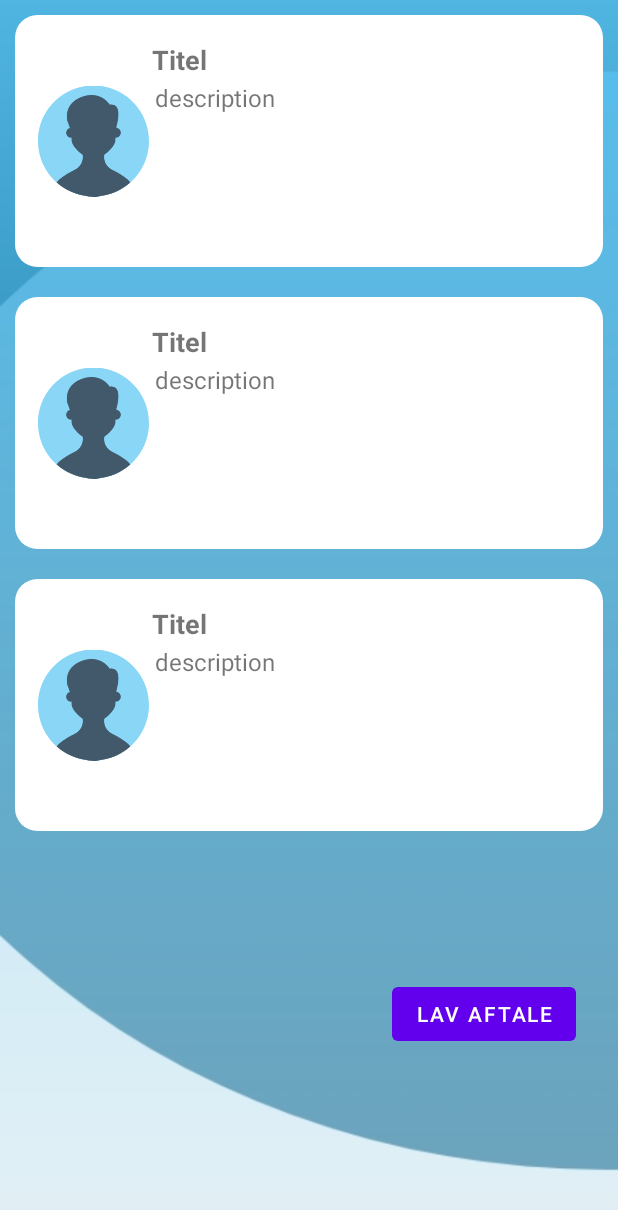
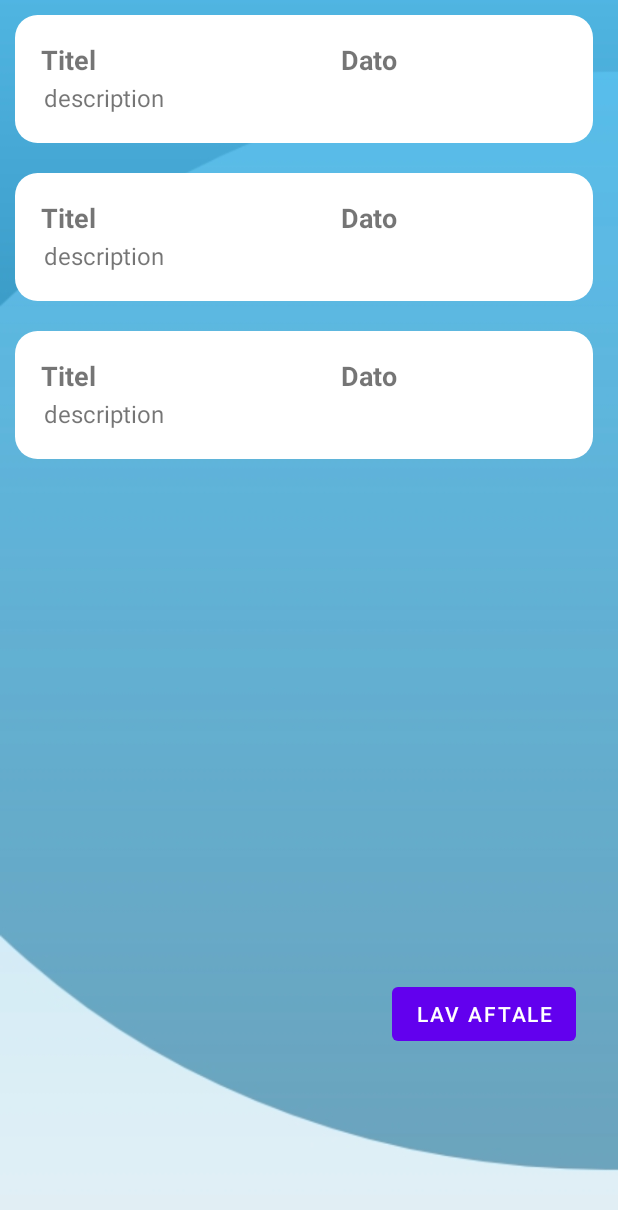
Before and after one commit to AnneLindberg/WilmaCareFireBase, an Android app: the layout fragment_calender.xml on its own in the app's theme, with its tools: preview values and no code run, on a phone screen of 412 x 824 dp. Shown: the top 1210 px of the screen. Run offline under Robolectric (Android 15) with nearby library versions, the phone set to English and light mode, and no system bars; Roboto replaces fonts that are not available here.

Commit message:
finished calender fragments etc. and now calenderpost fetches and adds to firestore

```diff
--- a/app/src/main/AndroidManifest.xml
+++ b/app/src/main/AndroidManifest.xml
@@ -19,6 +19,7 @@
         <activity android:name=".login.EditProfile" />
         <activity android:name=".login.Login" />
         <activity android:name=".ui.dashboard.AddPostFragment"/>
+        <activity android:name=".ui.calender.AddCalenderPost"/>
 
         <activity android:name=".login.Register">
             <intent-filter>
--- a/app/src/main/java/com/example/wilmacarefirebase/ui/dashboard/AddPostFragment.java
+++ b/app/src/main/java/com/example/wilmacarefirebase/ui/dashboard/AddPostFragment.java
@@ -72,7 +72,7 @@ public class AddPostFragment extends AppCompatActivity {
                 }
             });
             startActivity(new Intent(getApplicationContext(), MainActivity.class));
-
+            //TODO:: open dashboard fragment instead
         });
     }
 
--- a/app/src/main/java/com/example/wilmacarefirebase/ui/dashboard/DashboardFragment.java
+++ b/app/src/main/java/com/example/wilmacarefirebase/ui/dashboard/DashboardFragment.java
@@ -10,26 +10,22 @@ import android.widget.Button;
 import androidx.annotation.NonNull;
 import androidx.annotation.Nullable;
 import androidx.fragment.app.Fragment;
-import androidx.fragment.app.FragmentManager;
-import androidx.fragment.app.FragmentTransaction;
 import androidx.lifecycle.Observer;
 import androidx.lifecycle.ViewModelProvider;
 import androidx.recyclerview.widget.LinearLayoutManager;
 import androidx.recyclerview.widget.RecyclerView;
 
 import com.example.wilmacarefirebase.R;
+import com.example.wilmacarefirebase.data.DashPostAdapter;
 import com.example.wilmacarefirebase.models.DashboardPost;
 
 import org.jetbrains.annotations.NotNull;
 
 import java.util.ArrayList;
 import java.util.List;
-import java.util.Objects;
 
 public class DashboardFragment extends Fragment {
 
-    public static final int ADD_POST_REQUEST = 1;
-    private static final String TAG = "DashboardFragment";
     private ArrayList<DashboardPost> dashboardPostsList = new ArrayList<>();
     private DashPostAdapter adapterPost;
     private DashboardViewModel viewModel;
--- a/app/src/main/res/layout/calender_list.xml
+++ b/app/src/main/res/layout/calender_list.xml
@@ -7,9 +7,14 @@
 
     <androidx.cardview.widget.CardView
         android:id="@+id/card"
-        android:layout_width="wrap_content"
+        android:layout_width="385dp"
         android:layout_height="wrap_content"
-        android:layout_margin="10dp"
+        android:layout_marginStart="10dp"
+        android:layout_marginLeft="10dp"
+        android:layout_marginTop="10dp"
+        android:layout_marginEnd="10dp"
+        android:layout_marginRight="10dp"
+        android:layout_marginBottom="10dp"
         android:background="@color/white"
         app:cardBackgroundColor="@color/white"
         app:cardCornerRadius="15dp"
@@ -18,7 +23,7 @@
 
         <LinearLayout
             android:layout_width="wrap_content"
-            android:layout_height="137dp"
+            android:layout_height="wrap_content"
             android:layout_marginStart="15dp"
             android:layout_marginLeft="15dp"
             android:layout_marginTop="15dp"
@@ -28,14 +33,8 @@
             android:orientation="horizontal"
             tools:ignore="UselessParent">
 
-            <ImageView
-                android:id="@+id/dashpost_image"
-                android:layout_width="74dp"
-                android:layout_height="match_parent"
-                android:src="@drawable/profile_pic" />
-
             <LinearLayout
-                android:layout_width="match_parent"
+                android:layout_width="355dp"
                 android:layout_height="wrap_content"
                 android:layout_margin="2dp"
                 android:orientation="vertical">
@@ -52,12 +51,20 @@
                         android:text="Titel"
                         android:textSize="18sp"
                         android:textStyle="bold" />
+
+                    <TextView
+                        android:id="@+id/calenderDate"
+                        android:layout_width="wrap_content"
+                        android:layout_height="wrap_content"
+                        android:text="Dato"
+                        android:textSize="18sp"
+                        android:textStyle="bold" />
                 </LinearLayout>
 
                 <TextView
                     android:id="@+id/calender_description"
-                    android:layout_width="287dp"
-                    android:layout_height="100dp"
+                    android:layout_width="345dp"
+                    android:layout_height="wrap_content"
                     android:layout_margin="2dp"
                     android:text="description"
                     android:textSize="16sp" />
--- a/app/src/main/res/layout/fragment_calender.xml
+++ b/app/src/main/res/layout/fragment_calender.xml
@@ -9,7 +9,7 @@
 
 
     <com.google.android.material.button.MaterialButton
-        android:id="@+id/addNewActivity"
+        android:id="@+id/btnNewCalenderPost"
         android:layout_width="wrap_content"
         android:layout_height="wrap_content"
         android:layout_marginEnd="28dp"
```
Also changed, not shown: app/src/main/java/com/example/wilmacarefirebase/data/CalenderAdapter.java (renamed from app/src/main/java/com/example/wilmacarefirebase/ui/calender/CalenderAdapter.java, +15 -20 lines), app/src/main/java/com/example/wilmacarefirebase/data/DashPostAdapter.java (renamed from app/src/main/java/com/example/wilmacarefirebase/ui/dashboard/DashPostAdapter.java, +2 -7 lines), app/src/main/java/com/example/wilmacarefirebase/data/WilmaRepository.java (+23 -0 lines), app/src/main/java/com/example/wilmacarefirebase/models/CalenderPost.java (+18 -9 lines), app/src/main/java/com/example/wilmacarefirebase/ui/aboutResident/AboutResidentFragment.java (+7 -7 lines), app/src/main/java/com/example/wilmacarefirebase/ui/calender/AddCalenderPost.java (added, +68 -0 lines), app/src/main/java/com/example/wilmacarefirebase/ui/calender/CalenderFragment.java (+48 -10 lines), app/src/main/java/com/example/wilmacarefirebase/ui/calender/CalenderViewModel.java (+21 -6 lines), app/src/main/res/layout/add_calender_post.xml (added, +62 -0 lines), app/src/main/res/drawable-v24/no_picturefound.png (added).
